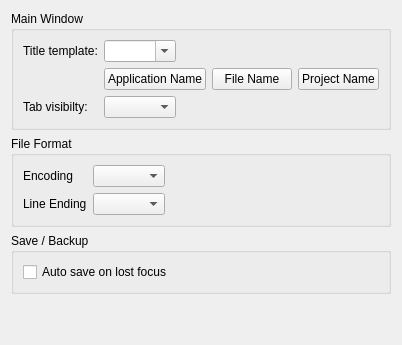
This is resources/ui/configure/mainwindow.ui in prymatex/prymatex as Qt 5 draws it before an edit. The edited form follows.
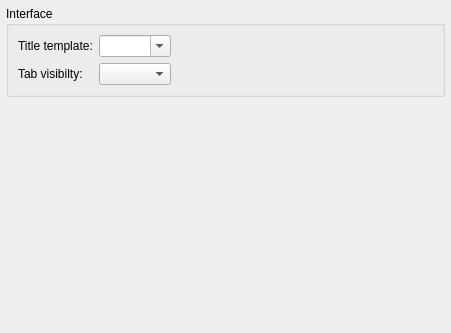
This is the edited form.

```diff
--- a/resources/ui/configure/mainwindow.ui
+++ b/resources/ui/configure/mainwindow.ui
@@ -1,15 +1,29 @@
 <?xml version="1.0" encoding="UTF-8"?>
 <ui version="4.0">
- <class>GeneralWidget</class>
- <widget class="QWidget" name="GeneralWidget">
+ <class>Mainwindow</class>
+ <widget class="QWidget" name="Mainwindow">
+  <property name="geometry">
+   <rect>
+    <x>0</x>
+    <y>0</y>
+    <width>451</width>
+    <height>333</height>
+   </rect>
+  </property>
   <property name="windowTitle">
    <string>General</string>
   </property>
   <layout class="QVBoxLayout" name="verticalLayout">
+   <property name="spacing">
+    <number>2</number>
+   </property>
+   <property name="margin">
+    <number>6</number>
+   </property>
    <item>
     <widget class="QGroupBox" name="groupBox_2">
      <property name="title">
-      <string>Main Window</string>
+      <string>Interface</string>
      </property>
      <layout class="QFormLayout" name="formLayout_2">
       <property name="fieldGrowthPolicy">
@@ -29,88 +43,15 @@
         </property>
        </widget>
       </item>
-      <item row="1" column="1">
-       <layout class="QHBoxLayout" name="horizontalLayout">
-        <item>
-         <widget class="QPushButton" name="pushInsertAppName_2">
-          <property name="text">
-           <string>Application Name</string>
-          </property>
-         </widget>
-        </item>
-        <item>
-         <widget class="QPushButton" name="pushInsertFile_2">
-          <property name="text">
-           <string>File Name</string>
-          </property>
-         </widget>
-        </item>
-        <item>
-         <widget class="QPushButton" name="pushInsertProject_2">
-          <property name="text">
-           <string>Project Name</string>
-          </property>
-         </widget>
-        </item>
-       </layout>
-      </item>
-      <item row="4" column="0">
-       <widget class="QLabel" name="labelTabVisibility_2">
+      <item row="3" column="0">
+       <widget class="QLabel" name="labelTabVisibility">
         <property name="text">
          <string>Tab visibilty:</string>
         </property>
        </widget>
       </item>
-      <item row="4" column="1">
-       <widget class="QComboBox" name="comboTabVisibility_2"/>
-      </item>
-     </layout>
-    </widget>
-   </item>
-   <item>
-    <widget class="QGroupBox" name="groupBox">
-     <property name="title">
-      <string>File Format</string>
-     </property>
-     <layout class="QFormLayout" name="formLayout">
-      <property name="fieldGrowthPolicy">
-       <enum>QFormLayout::ExpandingFieldsGrow</enum>
-      </property>
-      <item row="0" column="0">
-       <widget class="QLabel" name="labelEncoding">
-        <property name="text">
-         <string>Encoding</string>
-        </property>
-       </widget>
-      </item>
-      <item row="0" column="1">
-       <widget class="QComboBox" name="comboBoxEncoding"/>
-      </item>
-      <item row="1" column="0">
-       <widget class="QLabel" name="labelLineEnding">
-        <property name="text">
-         <string>Line Ending</string>
-        </property>
-       </widget>
-      </item>
-      <item row="1" column="1">
-       <widget class="QComboBox" name="comboBoxLineEnding"/>
-      </item>
-     </layout>
-    </widget>
-   </item>
-   <item>
-    <widget class="QGroupBox" name="groupBox_3">
-     <property name="title">
-      <string>Save / Backup</string>
-     </property>
-     <layout class="QFormLayout" name="formLayout_3">
-      <item row="0" column="0">
-       <widget class="QCheckBox" name="checkBox">
-        <property name="text">
-         <string>Auto save on lost focus</string>
-        </property>
-       </widget>
+      <item row="3" column="1">
+       <widget class="QComboBox" name="comboBoxTabVisibility"/>
       </item>
      </layout>
     </widget>
```
Left out of the diff: 2 changed lines with no effect on the pictures.
